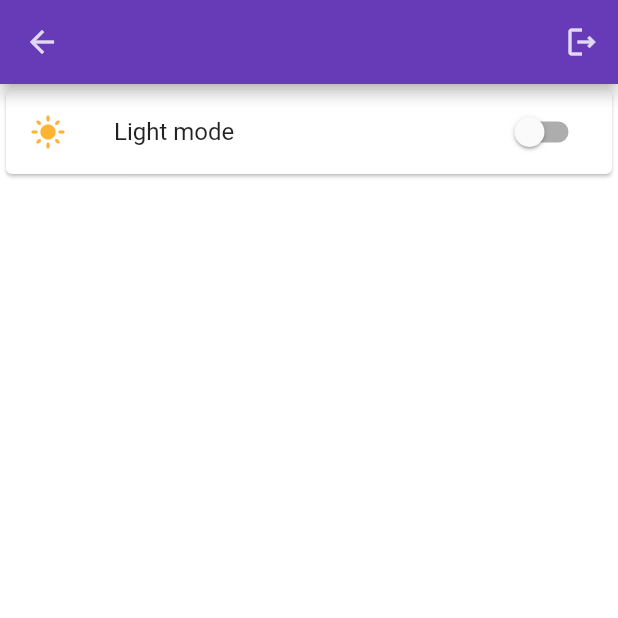
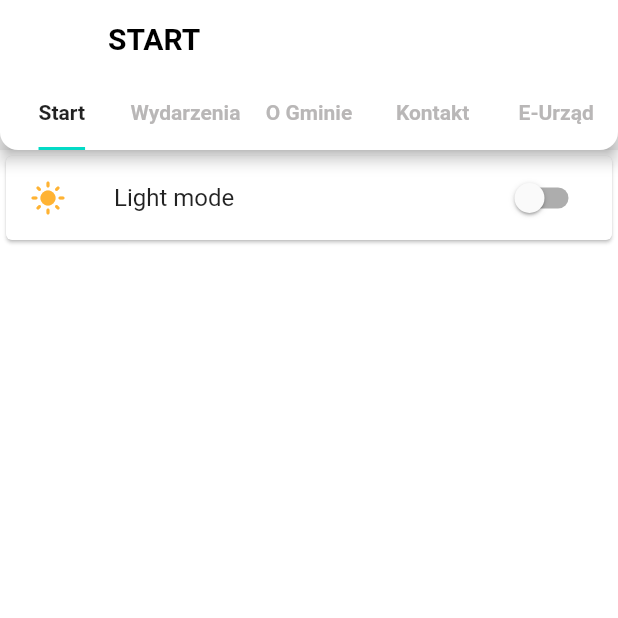
Before and after one commit to Viserion-stack/glogow_mlp, a Flutter app: the AuthGate screen opened by its route, on a phone screen of 412 x 824 dp, the top half of it. Run offline on Flutter 3.47's test engine with Material 2 defaults, Android fonts, the phone set to English and light mode, and no system bars; our stand-ins replace bloc, cached_network_image, cloud_firestore, equatable, firebase_auth, firebase_core and 3 more; missing offline and left inert: flutterfire_ui; accounts and stored records are empty; statements that could not run were skipped.

Commit message:
Add tabBar to appbar with functionality

```diff
--- a/lib/presentation/application/glogow_mlp_application.dart
+++ b/lib/presentation/application/glogow_mlp_application.dart
@@ -6,7 +6,7 @@ import 'package:glogow_mlp/presentation/screens/auth_gate/auth_gate.dart';
 import 'package:glogow_mlp/presentation/screens/login/login_screen.dart';
 import 'package:provider/provider.dart';
 
-import '../../foundation/theme.dart';
+import 'theme.dart';
 import '../screens/splash/splash_screen.dart';
 
 class GlogowMlpApplication extends StatelessWidget {
--- a/lib/presentation/screens/auth_gate/auth_gate.dart
+++ b/lib/presentation/screens/auth_gate/auth_gate.dart
@@ -1,6 +1,7 @@
 import 'package:firebase_auth/firebase_auth.dart';
 import 'package:flutter/material.dart';
 import 'package:flutterfire_ui/auth.dart';
+import 'package:glogow_mlp/presentation/screens/home/home_screen.dart';
 import 'package:glogow_mlp/presentation/screens/home/start_screen.dart';
 
 class AuthGate extends StatelessWidget {
@@ -44,7 +45,7 @@ class AuthGate extends StatelessWidget {
           );
         }
         //return HomeScreen();
-        return StartScreen(user: snapshot.data!);
+        return HomeScreen();
       },
     );
   }
--- a/lib/presentation/screens/home/home_screen.dart
+++ b/lib/presentation/screens/home/home_screen.dart
@@ -1,8 +1,16 @@
 import 'package:flutter/material.dart';
+import 'package:glogow_mlp/domain/model/user.dart';
+import 'package:glogow_mlp/presentation/screens/home/start_screen.dart';
+import 'package:glogow_mlp/presentation/screens/home/widgets/home_appbar.dart';
 
 class HomeScreen extends StatefulWidget {
+  const HomeScreen({
+    //required this.user,
+    Key? key,
+  }) : super(key: key);
+
+  //final User user;
   static const routeName = 'home-screen';
-  const HomeScreen({Key? key}) : super(key: key);
 
   @override
   State<HomeScreen> createState() => _HomeScreenState();
@@ -37,28 +45,15 @@ class _HomeScreenState extends State<HomeScreen>
   @override
   Widget build(BuildContext context) {
     return Scaffold(
-        appBar: AppBar(
-          flexibleSpace: Container(
-            decoration: const BoxDecoration(color: Colors.black),
-          ),
-          title: Text(tabTitle[controller.index]),
-          bottom: TabBar(
+      backgroundColor: const Color(0xFFF2F2F2),
+      appBar: HomeAppbar(
         controller: controller,
-              tabs: const [
-                Tab(text: 'Start'),
-                Tab(text: 'Wydarzenia'),
-                Tab(text: 'O Gminie'),
-                Tab(text: 'Kontakt'),
-                Tab(text: 'E-Urząd'),
-              ],
-              labelPadding: const EdgeInsets.all(0)),
+        tabTitle: tabTitle,
       ),
       body: TabBarView(
         controller: controller,
-          children: const [
-            Center(
-              child: Text('Start'),
-            ),
+        children: [
+          const StartScreen(),
           Center(
             child: Text('Wydarzenia'),
           ),
@@ -72,6 +67,7 @@ class _HomeScreenState extends State<HomeScreen>
             child: Text('E-Urząd'),
           ),
         ],
-        ));
+      ),
+    );
   }
 }
--- a/lib/presentation/screens/home/start_screen.dart
+++ b/lib/presentation/screens/home/start_screen.dart
@@ -2,19 +2,21 @@ import 'package:cloud_firestore/cloud_firestore.dart';
 import 'package:firebase_auth/firebase_auth.dart';
 import 'package:flutter/material.dart';
 import 'package:glogow_mlp/foundation/article.dart';
+import 'package:glogow_mlp/presentation/application/theme.dart';
 import 'package:glogow_mlp/presentation/screens/article_detail_screen/article_detail_screen.dart';
+import 'package:glogow_mlp/presentation/screens/home/widgets/home_appbar.dart';
 import 'package:provider/provider.dart';
 import 'package:shimmer/shimmer.dart';
 
 import '../../../foundation/articles.dart';
-import '../../../foundation/theme.dart';
 
 class StartScreen extends StatefulWidget {
-  final User user;
   const StartScreen({
     Key? key,
-    required this.user,
+    // required this.user,
   }) : super(key: key);
+
+  // final User user;
 
   static const String routeName = '/home';
 
@@ -64,16 +66,6 @@ class _StartScreenState extends State<StartScreen>
   @override
   Widget build(BuildContext context) {
     return Scaffold(
-      appBar: AppBar(
-        leading: const BackButton(),
-        actions: [
-          IconButton(
-              onPressed: () {
-                FirebaseAuth.instance.signOut();
-              },
-              icon: const Icon(Icons.logout_outlined))
-        ],
-      ),
       body: Center(
         child: StreamBuilder(
           stream: FirebaseFirestore.instance.collection('post').snapshots(),
@@ -89,7 +81,8 @@ class _StartScreenState extends State<StartScreen>
             final documents = snapshot.data!.docs;
 
             for (var element in documents) {
-              _articles.add(Article(
+              _articles.add(
+                Article(
                   addedAt: element['addedAt'].toDate(),
                   articleUrl: element['articleUrl'],
                   category: element['category'],
@@ -97,7 +90,8 @@ class _StartScreenState extends State<StartScreen>
                   id: element['id'],
                   imageUrl: element['imageUrl'],
                   title: element['title'],
-              ));
+                ),
+              );
             }
             Provider.of<Articles>(context, listen: false)
                 .addArticles(_articles);
@@ -105,8 +99,8 @@ class _StartScreenState extends State<StartScreen>
             return Column(
               children: [
                 Card(
-                  child:
-                      Consumer<ThemeNotifier>(builder: (context, notifier, _) {
+                  child: Consumer<ThemeNotifier>(
+                    builder: (context, notifier, _) {
                       return SwitchListTile.adaptive(
                         secondary: notifier.isDark
                             ? Icon(
@@ -125,7 +119,8 @@ class _StartScreenState extends State<StartScreen>
                           notifier.toogleTheme(value);
                         },
                       );
-                  }),
+                    },
+                  ),
                 ),
                 Expanded(
                   child: ListView.builder(
@@ -195,7 +190,10 @@ class ShimmerLoading extends StatelessWidget {
       itemCount: 10,
       itemBuilder: (context, index) {
         return ListTile(
-          leading: const ShimmerWidget.rectangular(width: 80, height: 64),
+          leading: const ShimmerWidget.rectangular(
+            width: 80,
+            height: 64,
+          ),
           title: Align(
             alignment: Alignment.centerLeft,
             child: ShimmerWidget.rectangular(
@@ -229,13 +227,20 @@ class ShimmerWidget extends StatelessWidget {
   @override
   Widget build(BuildContext context) {
     return Shimmer.fromColors(
-      baseColor: const Color.fromARGB(255, 219, 215, 215),
+      baseColor: const Color.fromARGB(
+        255,
+        219,
+        215,
+        215,
+      ),
       highlightColor: Colors.grey[100]!,
       child: Container(
         width: width,
         height: height,
-        decoration: ShapeDecoration(shape: shapeBorder, color: Colors.grey),
-        //color: Colors.grey,
+        decoration: ShapeDecoration(
+          shape: shapeBorder,
+          color: Colors.grey,
+        ),
       ),
     );
   }
--- /dev/null
+++ b/lib/presentation/screens/home/widgets/home_appbar.dart
@@ -0,0 +1,52 @@
+import 'package:flutter/material.dart';
+
+class HomeAppbar extends StatelessWidget implements PreferredSizeWidget {
+  const HomeAppbar({
+    required this.controller,
+    required this.tabTitle,
+    Key? key,
+  }) : super(key: key);
+  final TabController controller;
+  final List<String> tabTitle;
+
+  @override
+  Widget build(BuildContext context) {
+    return AppBar(
+      backgroundColor: Colors.transparent,
+      flexibleSpace: Container(
+        decoration: const BoxDecoration(
+          color: Colors.white,
+          borderRadius: BorderRadius.only(
+            bottomLeft: Radius.circular(12),
+            bottomRight: Radius.circular(12),
+          ),
+        ),
+      ),
+      title: Text(
+        tabTitle[controller.index],
+        style: const TextStyle(
+          color: Colors.black,
+          fontWeight: FontWeight.bold,
+        ),
+      ),
+      bottom: TabBar(
+        indicatorSize: TabBarIndicatorSize.label,
+        unselectedLabelColor: const Color(0xFFB9B7B7),
+        labelStyle: const TextStyle(fontWeight: FontWeight.bold),
+        controller: controller,
+        tabs: const [
+          Tab(text: 'Start'),
+          Tab(text: 'Wydarzenia'),
+          Tab(text: 'O Gminie'),
+          Tab(text: 'Kontakt'),
+          Tab(text: 'E-Urząd'),
+        ],
+        labelPadding: const EdgeInsets.all(0),
+      ),
+    );
+  }
+
+  @override
+  // TODO: implement preferredSize
+  Size get preferredSize => const Size.fromHeight(100);
+}
```
Also changed, not shown: lib/presentation/presentation.dart (+11 -7 lines), lib/presentation/application/theme.dart (renamed from lib/foundation/theme.dart), lib/presentation/common/theme.dart (deleted), 1 other file. Lines whose indentation alone changed are shown as unchanged.
